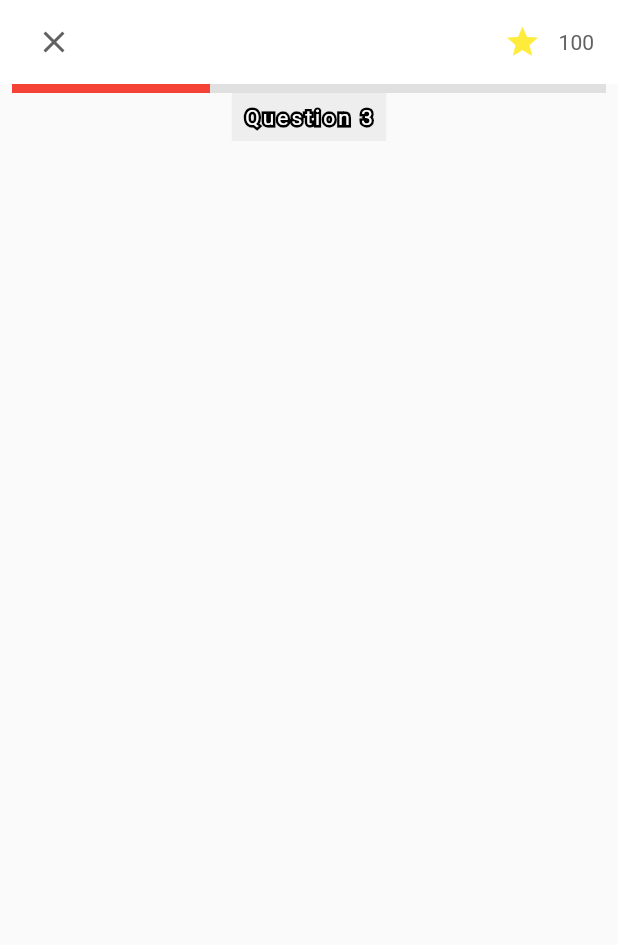
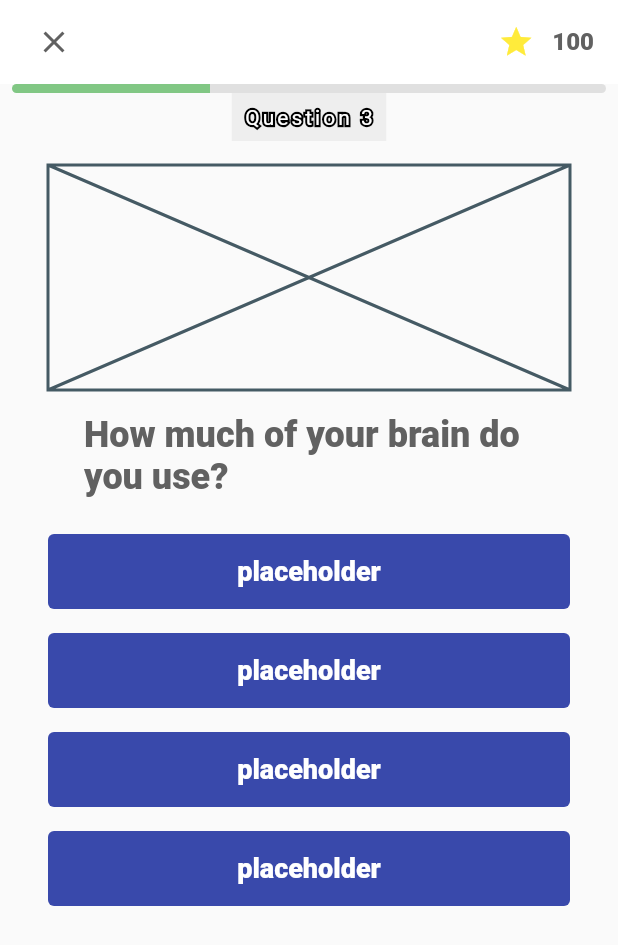
Before and after one commit to vishalkathiriya93/flutter-assignment, a Flutter app: the screen it shows after launch, on a phone screen of 412 x 824 dp. Shown: the top 945 px of the screen. Run offline on Flutter 3.47's test engine with Material 2 defaults, Android fonts, the phone set to English and light mode, and no system bars.

Commit message:
questions screen UI done with placeholders

```diff
--- a/lib/modules/questions/screens/question_screen.dart
+++ b/lib/modules/questions/screens/question_screen.dart
@@ -1,5 +1,6 @@
 import 'package:flutter/material.dart';
 import 'package:flutter_home_assignment/modules/questions/widgets/question_appbar.dart';
+import 'package:flutter_home_assignment/modules/questions/widgets/question_title.dart';
 
 class QuestionScreen extends StatelessWidget {
   const QuestionScreen({Key? key}) : super(key: key);
@@ -9,12 +10,52 @@ class QuestionScreen extends StatelessWidget {
     return Scaffold(
       appBar: QuestionsAppBar(),
       body: SingleChildScrollView(
+        padding: EdgeInsets.symmetric(horizontal: 32, vertical: 16),
         child: Column(
           children: [
-            Text(""),
+            const Placeholder(
+              child: SizedBox(
+                height: 150,
+                width: double.infinity,
+              ),
+            ),
+            QuestionTitle(),
+            AnswerWidget(title: "placeholder",),
+            AnswerWidget(title: "placeholder",),
+            AnswerWidget(title: "placeholder",),
+            AnswerWidget(title: "placeholder",),
           ],
         ),
       ),
     );
   }
 }
+
+class AnswerWidget extends StatelessWidget {
+  const AnswerWidget({
+    required this.title,
+    Key? key,
+  }) : super(key: key);
+  final String title;
+  @override
+  Widget build(BuildContext context) {
+    return Container(
+      margin: EdgeInsets.symmetric(vertical: 8),
+      width: double.infinity,
+      height: 50,
+      child: TextButton(
+          style: TextButton.styleFrom(
+            backgroundColor: Colors.indigo[600],
+          ),
+          onPressed: () {},
+          child: FittedBox(
+            child: Text(
+              title,
+              style: TextStyle(color: Colors.white,
+              fontSize: 18,
+              fontWeight: FontWeight.w800),
+            ),
+          )),
+    );
+  }
+}
--- a/lib/modules/questions/widgets/question_appbar.dart
+++ b/lib/modules/questions/widgets/question_appbar.dart
@@ -1,4 +1,3 @@
-
 import 'package:flutter/material.dart';
 import 'package:flutter_home_assignment/widgets/borderedText.dart';
 
@@ -41,7 +40,10 @@ class QuestionsAppBar extends StatelessWidget implements PreferredSizeWidget {
                       )),
                   Text(
                     "100",
-                    style: TextStyle(color: Colors.grey[700]),
+                    style: TextStyle(
+                        color: Colors.grey[700],
+                        fontWeight: FontWeight.w800,
+                        fontSize: 16),
                   )
                 ],
               ),
@@ -50,6 +52,30 @@ class QuestionsAppBar extends StatelessWidget implements PreferredSizeWidget {
         ),
         Padding(
           padding: const EdgeInsets.symmetric(horizontal: 8.0),
+          child: TimerWidget(),
+        ),
+        Container(
+            color: Colors.grey[200],
+            padding: EdgeInsets.all(8),
+            child: const BorderedText(
+              text: "Question 3",
+              borderWidth: 3,
+              letterSpacing: 2,
+            ))
+      ],
+    );
+  }
+}
+
+class TimerWidget extends StatelessWidget {
+  const TimerWidget({
+    Key? key,
+  }) : super(key: key);
+
+  @override
+  Widget build(BuildContext context) {
+    return ClipRRect(
+      borderRadius: const BorderRadius.all(Radius.circular(10)),
       child: Row(
         children: [
           Expanded(
@@ -57,7 +83,7 @@ class QuestionsAppBar extends StatelessWidget implements PreferredSizeWidget {
             flex: 5,
             child: Container(
               height: 6,
-                  color: Colors.red,
+              color: Colors.green[300],
             ),
           ),
           Expanded(
@@ -69,16 +95,6 @@ class QuestionsAppBar extends StatelessWidget implements PreferredSizeWidget {
               ))
         ],
       ),
-        ),
-        Container(
-            color: Colors.grey[200],
-            padding: EdgeInsets.all(8),
-            child: const BorderedText(
-              text: "Question 3",
-              borderWidth: 3.5,
-              letterSpacing: 2,
-            ))
-      ],
     );
   }
 }
--- /dev/null
+++ b/lib/modules/questions/widgets/question_title.dart
@@ -0,0 +1,23 @@
+import 'package:flutter/material.dart';
+
+class QuestionTitle extends StatelessWidget {
+  const QuestionTitle({
+    Key? key,
+  }) : super(key: key);
+
+  @override
+  Widget build(BuildContext context) {
+    return Padding(
+      padding:
+          const EdgeInsets.symmetric(vertical: 16.0, horizontal: 24),
+      child: Text(
+        "How much of your brain do you use?",
+        style: TextStyle(
+            color: Colors.grey[700],
+            fontWeight: FontWeight.w800,
+            fontSize: 24),
+        textAlign: TextAlign.start,
+      ),
+    );
+  }
+}
```
Lines whose indentation alone changed are shown as unchanged.
